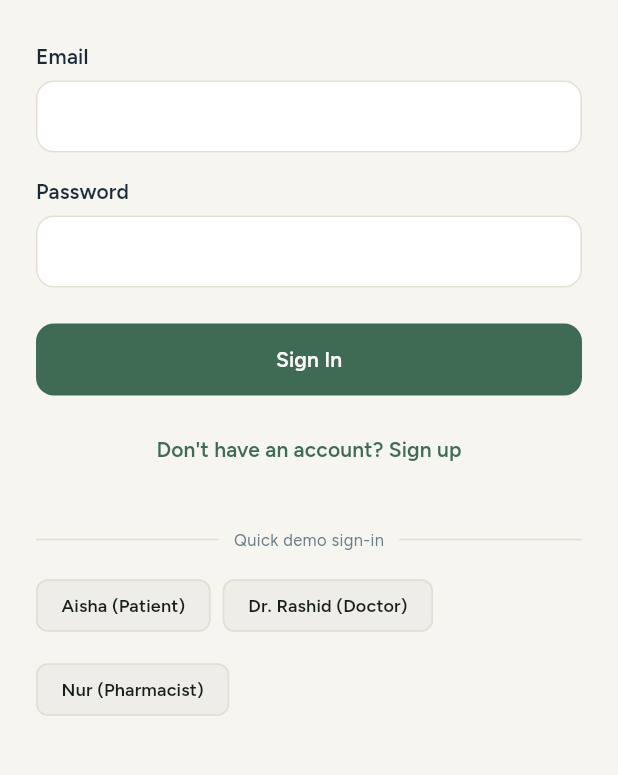
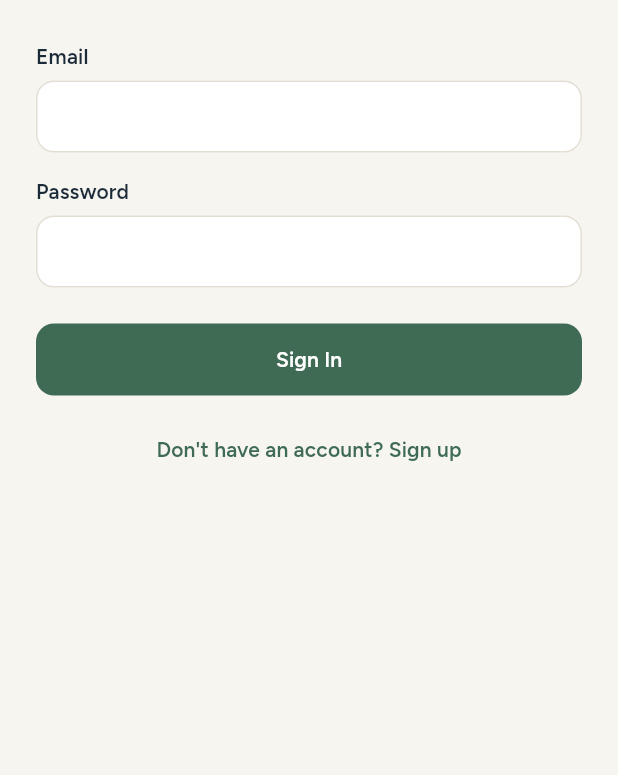
Before and after one commit to BySvin/MyPulse360, a Flutter app: the screen it shows after launch, on a phone screen of 412 x 824 dp, the part 257-1032 px from its top. Run offline on Flutter 3.47's test engine with Material 3 defaults, Android fonts, the phone set to English and light mode, and no system bars; our stand-ins replace equatable, fl_chart, flutter_animate, flutter_riverpod, go_router, google_fonts and 3 more; missing offline and left inert: google_mlkit_text_recognition, mobile_scanner; accounts and stored records are empty.

Commit message:
feat(auth): make the platform split symmetric and drop demo sign-in
Staff were already refused on mobile, but nothing stopped a patient
signing in on the web dashboard -- a layout built for staff that was
never designed for them. Both datasources now enforce both halves:
staff are web-only, patients are mobile-only.

The mock enforces the same rule as the Supabase datasource. Without
that, tests would pass against a rule the real backend does not have.

Removes the quick demo sign-in chips, the persona lists and the now
unused _PersonaChip widget. Demo credentials do not belong on a login
screen that is about to be assessed.

Four existing tests signed in a patient with isWebPlatform: true. Their
intent was "the correct password succeeds", not "patients may use web",
so they move to mobile rather than being deleted. Adds a test for the
new rule, mirroring the existing doctor-on-mobile one.

flutter analyze clean, 100/100 tests passing.

Co-Authored-By: Claude Opus 5 <noreply@anthropic.com>

```diff
--- a/lib/features/auth/data/datasources/mock_auth_datasource.dart
+++ b/lib/features/auth/data/datasources/mock_auth_datasource.dart
@@ -46,8 +46,14 @@ class MockAuthDataSource implements AuthDataSource {
     if (!match.isActive) {
       throw AuthException('This account has been deactivated. Contact your clinic administrator.');
     }
+    // Mirrors SupabaseAuthDataSource: staff are web-only, patients mobile-only.
+    // The mock has to enforce both halves or tests pass against a rule the real
+    // backend does not have.
     if (!isWebPlatform && match.role != UserRole.patient) {
       throw AuthException('Doctor and pharmacist accounts sign in through the MyPulse360 web dashboard.');
+    }
+    if (isWebPlatform && match.role == UserRole.patient) {
+      throw AuthException('Patient accounts sign in through the MyPulse360 mobile app.');
     }
     return match;
   }
--- a/lib/features/auth/presentation/pages/login_page.dart
+++ b/lib/features/auth/presentation/pages/login_page.dart
@@ -2,41 +2,14 @@ import 'package:flutter/material.dart';
 import 'package:flutter_riverpod/flutter_riverpod.dart';
 import 'package:go_router/go_router.dart';
 
-import '../../../../config/env/env.dart';
 import '../../../../config/router/role_nav_config.dart';
 import '../../../../config/router/route_paths.dart';
 import '../../../../config/theme/app_theme.dart';
-import '../../../../shared/mock/fixtures/seed_credentials.dart';
 import '../../../../shared/presentation/widgets/app_text_field.dart';
 import '../../../../shared/presentation/widgets/primary_button.dart';
 import '../../../patient/presentation/providers/patient_providers.dart';
 import '../providers/auth_providers.dart';
 import '../state/auth_state.dart';
-
-typedef _DemoPersona = ({String label, String email, String password});
-
-/// Accounts behind the quick sign-in chips.
-///
-/// These differ by backend and cannot be shared: the mock fixtures use one
-/// password for everyone, while the seeded Supabase rows use different
-/// addresses and a different password per role. Pointing the chips at the
-/// mock addresses while running against Supabase is a login failure with a
-/// misleading "email and password do not match".
-const List<_DemoPersona> _mockPersonas = [
-  (label: 'Sarah (Patient)', email: 'sarah@example.com', password: kDemoAccountPassword),
-  (label: 'Dr. Ahmed (Doctor)', email: 'dr.ahmed@mypulse360.clinic', password: kDemoAccountPassword),
-  (label: 'Fatima (Pharmacist)', email: 'fatima@mypulse360.clinic', password: kDemoAccountPassword),
-];
-
-/// Mirrors `supabase/seed.sql`. If the seed changes, change these too.
-const List<_DemoPersona> _supabasePersonas = [
-  (label: 'Aisha (Patient)', email: 'aisha.rahman@mypulse360.test', password: 'Patient123!'),
-  (label: 'Dr. Rashid (Doctor)', email: 'ahmed.rashid@mypulse360.test', password: 'Doctor123!'),
-  (label: 'Nur (Pharmacist)', email: 'nur.hakim@mypulse360.test', password: 'Pharma123!'),
-];
-
-const List<_DemoPersona> _demoPersonas =
-    Env.isMockMode ? _mockPersonas : _supabasePersonas;
 
 class LoginPage extends ConsumerStatefulWidget {
   const LoginPage({super.key});
@@ -60,15 +33,6 @@ class _LoginPageState extends ConsumerState<LoginPage> {
     await ref
         .read(authControllerProvider.notifier)
         .login(email: _emailController.text, password: _passwordController.text);
-    _handlePostAuth();
-  }
-
-  Future<void> _quickSignIn(_DemoPersona persona) async {
-    _emailController.text = persona.email;
-    _passwordController.text = persona.password;
-    await ref
-        .read(authControllerProvider.notifier)
-        .login(email: persona.email, password: persona.password);
     _handlePostAuth();
   }
 
@@ -147,29 +111,6 @@ class _LoginPageState extends ConsumerState<LoginPage> {
                   child: const Text("Don't have an account? Sign up"),
                 ),
               ),
-              const SizedBox(height: 28),
-              Row(
-                children: [
-                  Expanded(child: Divider(color: colors.border)),
-                  Padding(
-                    padding: const EdgeInsets.symmetric(horizontal: 10),
-                    child: Text('Quick demo sign-in', style: TextStyle(fontSize: 11, color: colors.textTertiary)),
-                  ),
-                  Expanded(child: Divider(color: colors.border)),
-                ],
-              ),
-              const SizedBox(height: 12),
-              Wrap(
-                spacing: 8,
-                runSpacing: 8,
-                children: [
-                  for (final persona in _demoPersonas)
-                    _PersonaChip(
-                      label: persona.label,
-                      onTap: () => _quickSignIn(persona),
-                    ),
-                ],
-              ),
             ],
           ),
         ),
@@ -177,21 +118,3 @@ class _LoginPageState extends ConsumerState<LoginPage> {
     );
   }
 }
-
-class _PersonaChip extends StatelessWidget {
-  const _PersonaChip({required this.label, required this.onTap});
-
-  final String label;
-  final VoidCallback onTap;
-
-  @override
-  Widget build(BuildContext context) {
-    final colors = context.colors;
-    return ActionChip(
-      label: Text(label, style: const TextStyle(fontSize: 12)),
-      backgroundColor: colors.surfaceMuted,
-      side: BorderSide(color: colors.border),
-      onPressed: onTap,
-    );
-  }
-}
```
Also changed, not shown: lib/features/auth/data/datasources/supabase_auth_datasource.dart (+7 -0 lines), 1 other file.
